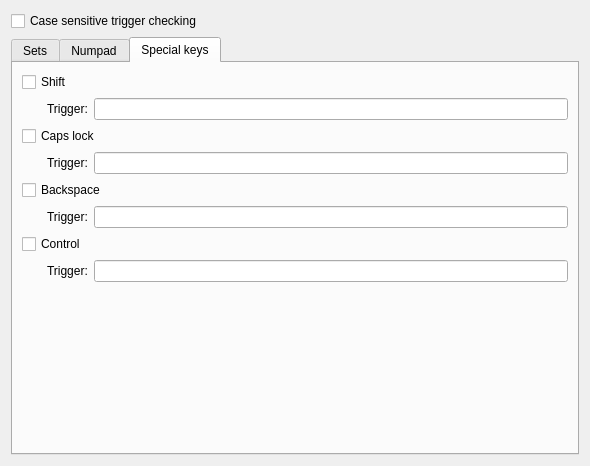
KDE/simon, file plugins/Commands/Keyboard/keyboardconfigurationdlg.ui: the form before one commit.
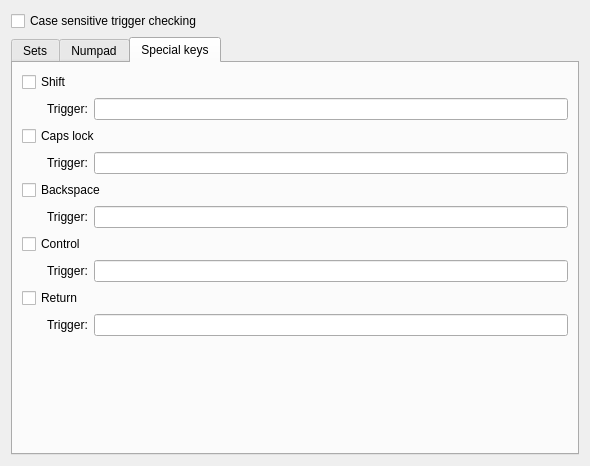
The form after the commit. The open tabs and pages were chosen to show the change. Custom widgets are drawn as their Qt base class.

Commit message: Bugfixing in the keyboardplugin (no memory corruption bugs known as of know); Implementing select number, more clever rebuilding of the GUI, adding of a return button;

Patch:
```diff
--- a/plugins/Commands/Keyboard/keyboardconfigurationdlg.ui
+++ b/plugins/Commands/Keyboard/keyboardconfigurationdlg.ui
@@ -548,6 +548,57 @@
          </item>
         </layout>
        </item>
+       <item>
+        <widget class="QCheckBox" name="cbReturn">
+         <property name="text">
+          <string>Return</string>
+         </property>
+         <property name="checked">
+          <bool>false</bool>
+         </property>
+        </widget>
+       </item>
+       <item>
+        <layout class="QHBoxLayout" name="horizontalLayout_8">
+         <item>
+          <spacer name="horizontalSpacer_7">
+           <property name="orientation">
+            <enum>Qt::Horizontal</enum>
+           </property>
+           <property name="sizeType">
+            <enum>QSizePolicy::Fixed</enum>
+           </property>
+           <property name="sizeHint" stdset="0">
+            <size>
+             <width>25</width>
+             <height>20</height>
+            </size>
+           </property>
+          </spacer>
+         </item>
+         <item>
+          <layout class="QFormLayout" name="formLayout_8">
+           <item row="0" column="0">
+            <widget class="QLabel" name="label_10">
+             <property name="enabled">
+              <bool>true</bool>
+             </property>
+             <property name="text">
+              <string>Trigger:</string>
+             </property>
+            </widget>
+           </item>
+           <item row="0" column="1">
+            <widget class="KLineEdit" name="leReturnTrigger">
+             <property name="enabled">
+              <bool>true</bool>
+             </property>
+            </widget>
+           </item>
+          </layout>
+         </item>
+        </layout>
+       </item>
        <item>
         <spacer name="verticalSpacer_2">
          <property name="orientation">
```
Left out of the diff: 2 changed lines with no effect on the pictures. The commit also changes 7 other files.
